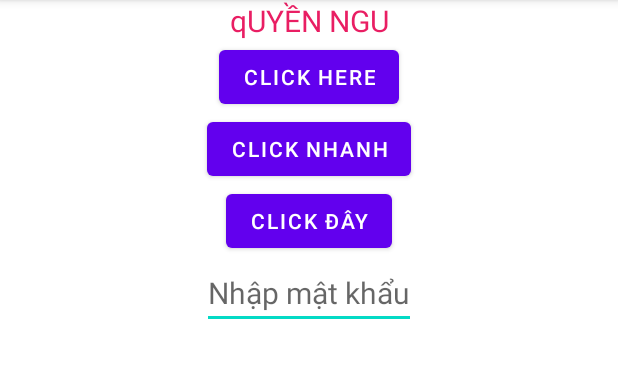
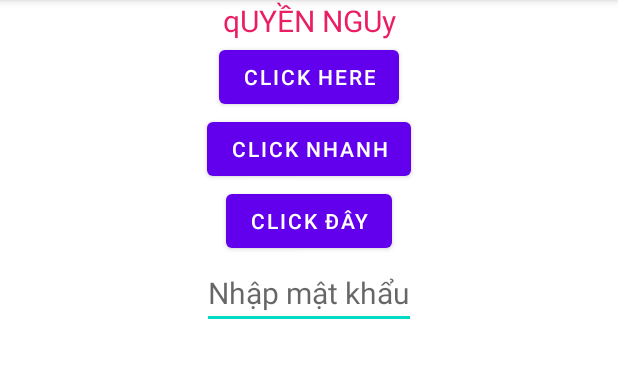
Before and after one commit to quangquyen2702/DOANAPP, an Android app: the screen it shows after launch (MainActivity), on a phone screen of 412 x 824 dp, the part 84-462 px from its top. Run offline under Robolectric (Android 15) with nearby library versions, the phone set to English and light mode, and no system bars.

Commit message:
Sửa start thành Quyền ngu

```diff
--- a/app/src/main/res/layout/activity_main.xml
+++ b/app/src/main/res/layout/activity_main.xml
@@ -9,7 +9,7 @@
     <TextView
         android:layout_width="match_parent"
         android:layout_height="wrap_content"
-        android:text="qUYỀN NGU"
+        android:text="qUYỀN NGUy"
         android:textColor="#E91E63"
         android:textSize="20sp"
         android:gravity="center">
```
